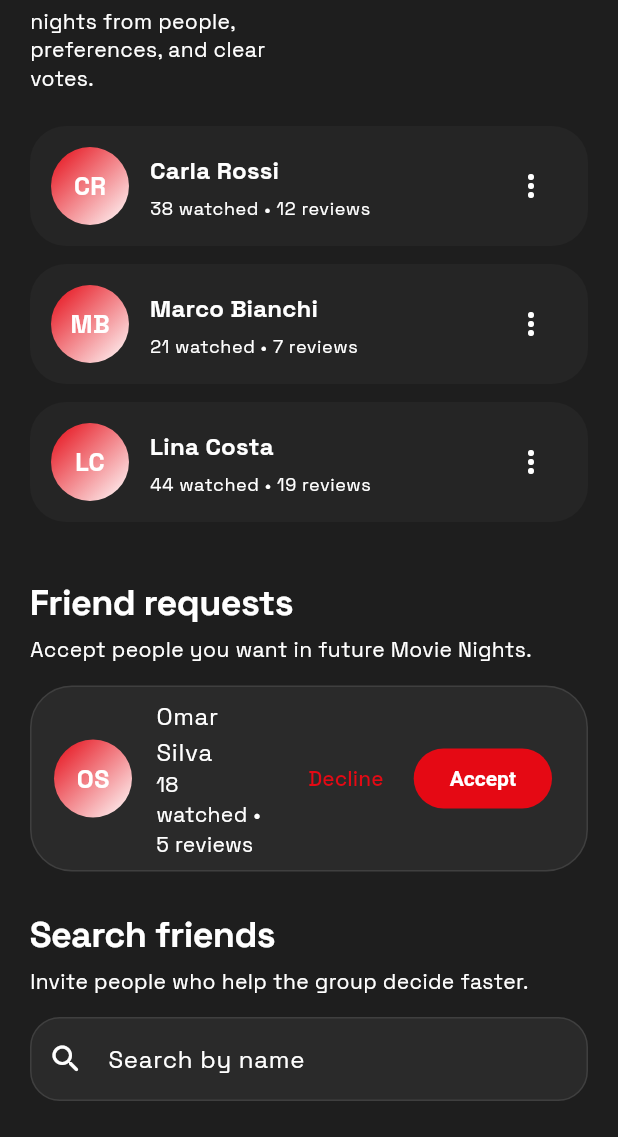
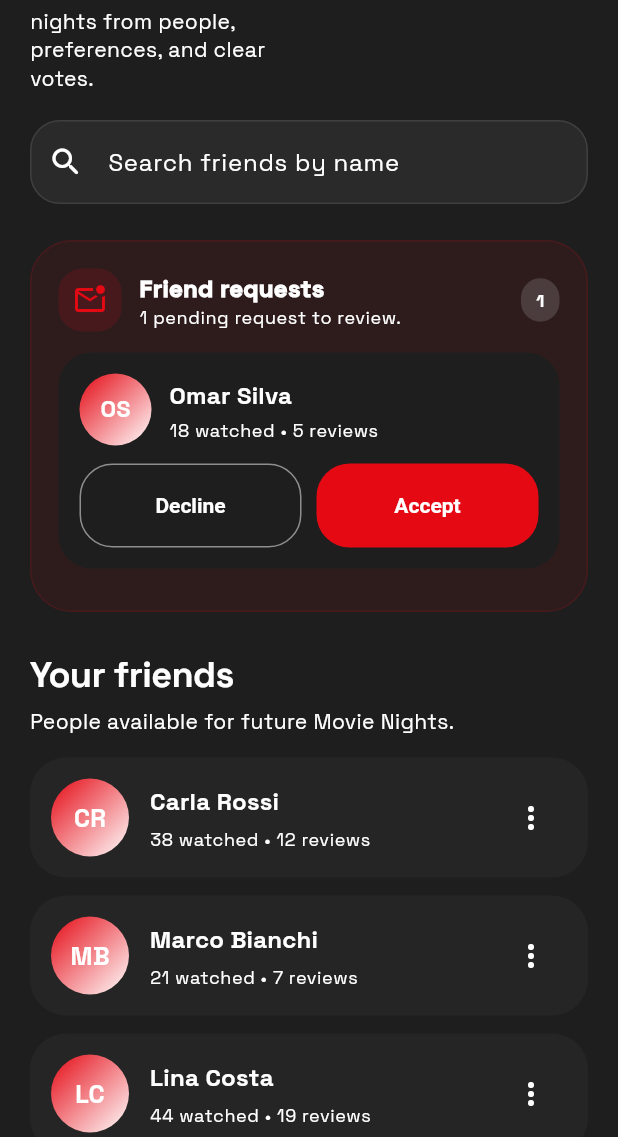
Before and after one commit to nicolamoscufo/agreeo, a Flutter app: the FriendsScreen screen opened directly, on a phone screen of 412 x 824 dp, the part 99-1236 px from its top. Run offline on Flutter 3.47's test engine with Material 3 defaults, Android fonts, the phone set to English and light mode, and no system bars; our stand-ins replace cached_network_image, flutter_local_notifications, flutter_riverpod, google_fonts, shared_preferences; accounts and stored records are empty; network calls fail.

Commit message:
feat: improve friend search flow
Move search to the top of Friends, require prefix-based matching, and make friend requests visible with accept/decline actions.

```diff
--- a/lib/features/friends/presentation/friends_screen.dart
+++ b/lib/features/friends/presentation/friends_screen.dart
@@ -32,6 +32,9 @@ class _FriendsScreenState extends ConsumerState<FriendsScreen> {
 
   // Gestione intelligente della ricerca (evita spam al backend)
   void _onSearchChanged(String query) {
+    ref
+        .read(friendsMovieNightControllerProvider.notifier)
+        .searchFriends(query, syncBackend: false);
     setState(
       () {},
     ); // Aggiorna la UI per mostrare i risultati solo se c'è testo
@@ -52,6 +55,7 @@ class _FriendsScreenState extends ConsumerState<FriendsScreen> {
     final socialState = ref.watch(friendsMovieNightControllerProvider);
     final controller = ref.read(friendsMovieNightControllerProvider.notifier);
     final theme = Theme.of(context);
+    final searchQuery = _searchController.text.trim();
 
     // Stile salvavita per evitare il crash "BoxConstraints(w=Infinity)"
     final safeButtonStyle = FilledButton.styleFrom(
@@ -76,42 +80,15 @@ class _FriendsScreenState extends ConsumerState<FriendsScreen> {
                 style: safeButtonStyle, // Applicato per evitare il crash
               ),
             ),
-            const SizedBox(height: 22),
-            _FriendsListSection(
-              friends: socialState.friends,
-              onFriendTap: _openFriend,
-              onFindFriendsTap: () {
-                _searchFocusNode.requestFocus(); // Apre la tastiera
-                // Effettua un piccolo scroll verso il basso per mostrare la barra
-                Scrollable.ensureVisible(
-                  _searchFocusNode.context!,
-                  duration: const Duration(milliseconds: 300),
-                  curve: Curves.easeInOut,
-                );
-              },
-            ),
-            const SizedBox(height: 26),
-            _RequestsSection(
-              requests: socialState.incomingRequests,
-              onAccept: controller.acceptFriendRequest,
-              onDecline: controller.declineFriendRequest,
-            ),
-            const SizedBox(height: 26),
-            const SectionHeader(
-              title: 'Search friends',
-              subtitle: 'Invite people who help the group decide faster.',
-            ),
-            const SizedBox(height: 14),
+            const SizedBox(height: 18),
             AgreeoSearchBar(
               controller: _searchController,
               focusNode: _searchFocusNode,
-              hintText: 'Search by name',
+              hintText: 'Search friends by name',
               onChanged: _onSearchChanged,
             ),
+            if (searchQuery.isNotEmpty) ...<Widget>[
               const SizedBox(height: 14),
-
-            // I risultati appaiono solo se l'utente ha digitato qualcosa
-            if (_searchController.text.trim().isNotEmpty)
               _SearchResults(
                 results: socialState.searchResults,
                 socialState: socialState,
@@ -124,7 +101,44 @@ class _FriendsScreenState extends ConsumerState<FriendsScreen> {
                   );
                 },
               ),
-
+            ],
+            const SizedBox(height: 24),
+            _RequestsSection(
+              requests: socialState.incomingRequests,
+              onAccept: (requestId) {
+                controller.acceptFriendRequest(requestId);
+                ScaffoldMessenger.of(context).showSnackBar(
+                  const SnackBar(content: Text('Friend request accepted.')),
+                );
+              },
+              onDecline: (requestId) {
+                controller.declineFriendRequest(requestId);
+                ScaffoldMessenger.of(context).showSnackBar(
+                  const SnackBar(content: Text('Friend request declined.')),
+                );
+              },
+            ),
+            const SizedBox(height: 26),
+            const SectionHeader(
+              title: 'Your friends',
+              subtitle: 'People available for future Movie Nights.',
+            ),
+            const SizedBox(height: 14),
+            _FriendsListSection(
+              friends: socialState.friends,
+              onFriendTap: _openFriend,
+              onFindFriendsTap: () {
+                _searchFocusNode.requestFocus(); // Apre la tastiera
+                final searchContext = _searchFocusNode.context;
+                if (searchContext != null) {
+                  Scrollable.ensureVisible(
+                    searchContext,
+                    duration: const Duration(milliseconds: 300),
+                    curve: Curves.easeInOut,
+                  );
+                }
+              },
+            ),
             const SizedBox(height: 26),
             SectionHeader(
               title: 'Movie Nights',
@@ -309,47 +323,156 @@ class _RequestsSection extends StatelessWidget {
 
   @override
   Widget build(BuildContext context) {
-    if (requests.isEmpty) {
-      return const SizedBox.shrink();
-    }
+    final theme = Theme.of(context);
+    final colorScheme = theme.colorScheme;
 
-    return Column(
+    return Container(
+      width: double.infinity,
+      padding: const EdgeInsets.all(18),
+      decoration: BoxDecoration(
+        borderRadius: BorderRadius.circular(28),
+        color: colorScheme.primary.withValues(alpha: 0.08),
+        border: Border.all(color: colorScheme.primary.withValues(alpha: 0.14)),
+      ),
+      child: Column(
         crossAxisAlignment: CrossAxisAlignment.start,
         children: <Widget>[
-        const SectionHeader(
-          title: 'Friend requests',
-          subtitle: 'Accept people you want in future Movie Nights.',
+          Row(
+            children: <Widget>[
+              Container(
+                width: 42,
+                height: 42,
+                decoration: BoxDecoration(
+                  color: colorScheme.primary.withValues(alpha: 0.14),
+                  borderRadius: BorderRadius.circular(16),
                 ),
-        const SizedBox(height: 14),
-        ...requests.map(
-          (request) => Card(
-            child: ListTile(
-              leading: UserAvatar(initials: request.fromUser.initials),
-              title: Text(request.fromUser.name),
-              subtitle: Text(
-                '${request.fromUser.watchedCount} watched • ${request.fromUser.reviewsCount} reviews',
+                child: Icon(
+                  Icons.mark_email_unread_outlined,
+                  color: colorScheme.primary,
                 ),
-              trailing: Wrap(
-                spacing: 8,
+              ),
+              const SizedBox(width: 12),
+              Expanded(
+                child: Column(
+                  crossAxisAlignment: CrossAxisAlignment.start,
                   children: <Widget>[
-                  TextButton(
-                    onPressed: () => onDecline(request.id),
-                    child: const Text('Decline'),
+                    Text(
+                      'Friend requests',
+                      style: theme.textTheme.titleMedium?.copyWith(
+                        fontWeight: FontWeight.w900,
                       ),
-                  FilledButton(
-                    onPressed: () => onAccept(request.id),
-                    style: FilledButton.styleFrom(
-                      minimumSize: const Size(0, 40),
-                      maximumSize: const Size(120, 40), // Impedisce crash
                     ),
-                    child: const Text('Accept'),
+                    Text(
+                      requests.isEmpty
+                          ? 'No pending requests right now.'
+                          : '${requests.length} pending request${requests.length == 1 ? '' : 's'} to review.',
+                      style: theme.textTheme.bodySmall?.copyWith(
+                        color: colorScheme.onSurfaceVariant,
+                      ),
                     ),
                   ],
                 ),
               ),
+              InfoBadge(label: '${requests.length}'),
+            ],
+          ),
+          const SizedBox(height: 14),
+          if (requests.isEmpty)
+            Text(
+              'Incoming requests will appear here with Accept and Decline actions.',
+              style: theme.textTheme.bodyMedium?.copyWith(
+                color: colorScheme.onSurfaceVariant,
+                height: 1.35,
+              ),
+            )
+          else
+            ...requests.map(
+              (request) => Padding(
+                padding: const EdgeInsets.only(bottom: 10),
+                child: _FriendRequestCard(
+                  request: request,
+                  onAccept: () => onAccept(request.id),
+                  onDecline: () => onDecline(request.id),
+                ),
               ),
             ),
         ],
+      ),
+    );
+  }
+}
+
+class _FriendRequestCard extends StatelessWidget {
+  const _FriendRequestCard({
+    required this.request,
+    required this.onAccept,
+    required this.onDecline,
+  });
+
+  final FriendRequest request;
+  final VoidCallback onAccept;
+  final VoidCallback onDecline;
+
+  @override
+  Widget build(BuildContext context) {
+    final theme = Theme.of(context);
+    final colorScheme = theme.colorScheme;
+
+    return Material(
+      color: colorScheme.surface,
+      borderRadius: BorderRadius.circular(22),
+      child: Padding(
+        padding: const EdgeInsets.all(14),
+        child: Column(
+          crossAxisAlignment: CrossAxisAlignment.start,
+          children: <Widget>[
+            Row(
+              children: <Widget>[
+                UserAvatar(initials: request.fromUser.initials, size: 48),
+                const SizedBox(width: 12),
+                Expanded(
+                  child: Column(
+                    crossAxisAlignment: CrossAxisAlignment.start,
+                    children: <Widget>[
+                      Text(
+                        request.fromUser.name,
+                        style: theme.textTheme.titleMedium?.copyWith(
+                          fontWeight: FontWeight.w800,
+                        ),
+                      ),
+                      const SizedBox(height: 4),
+                      Text(
+                        '${request.fromUser.watchedCount} watched • ${request.fromUser.reviewsCount} reviews',
+                        style: theme.textTheme.bodySmall?.copyWith(
+                          color: colorScheme.onSurfaceVariant,
+                        ),
+                      ),
+                    ],
+                  ),
+                ),
+              ],
+            ),
+            const SizedBox(height: 12),
+            Row(
+              children: <Widget>[
+                Expanded(
+                  child: OutlinedButton(
+                    onPressed: onDecline,
+                    child: const Text('Decline'),
+                  ),
+                ),
+                const SizedBox(width: 10),
+                Expanded(
+                  child: FilledButton(
+                    onPressed: onAccept,
+                    child: const Text('Accept'),
+                  ),
+                ),
+              ],
+            ),
+          ],
+        ),
+      ),
     );
   }
 }
--- a/lib/features/friends/state/friends_movie_night_controller.dart
+++ b/lib/features/friends/state/friends_movie_night_controller.dart
@@ -122,7 +122,7 @@ class FriendsMovieNightController
     }
   }
 
-  void searchFriends(String query) {
+  void searchFriends(String query, {bool syncBackend = true}) {
     final tokens = _searchTokens(query);
     _latestSearchKey = tokens.join(' ');
     final regex = _friendSearchRegex(tokens);
@@ -130,7 +130,7 @@ class FriendsMovieNightController
         ? state.discoverableUsers
         : _rankedFriendSearchResults(state.discoverableUsers, tokens, regex);
     state = state.copyWith(searchResults: results);
-    if (_usingBackend) {
+    if (_usingBackend && syncBackend) {
       Future<void>.microtask(() => _searchFriendsBackend(query));
     }
   }
@@ -871,7 +871,7 @@ int _friendSearchScore(String name, String id, List<String> tokens) {
 
 RegExp _friendSearchRegex(List<String> tokens) {
   final lookaheads = tokens
-      .map((token) => '(?=.*${RegExp.escape(token)})')
+      .map((token) => '(?=.*(?:^| )${RegExp.escape(token)})')
       .join();
   return RegExp('^$lookaheads.*\$', caseSensitive: false);
 }
```
Also changed, not shown: 2 other files. Lines whose indentation alone changed are shown as unchanged.
